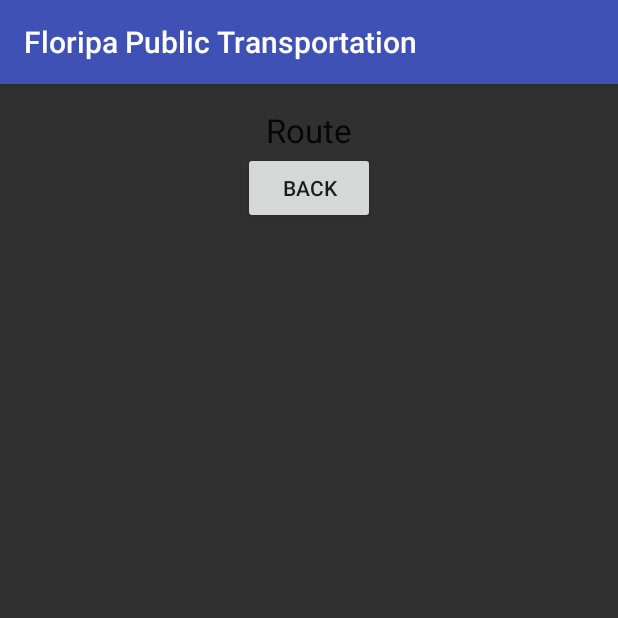
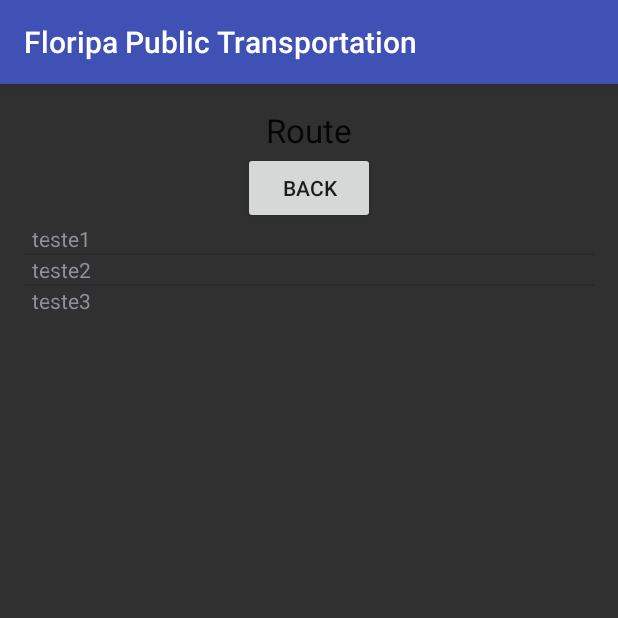
Before and after one commit to gabrieltkgp/floripapublictransportation, an Android app: the DetailsRouteActivity screen opened directly, with no data from a screen before it, on a phone screen of 412 x 824 dp, the top half of it. Run offline under Robolectric (Android 15) with nearby library versions, the phone set to English and light mode, and no system bars; 1 statement that could not run was skipped.

Commit message:
expandable list view

```diff
--- a/FloripaPublicTransportation/app/src/main/java/com/arctouch/floripapublictransportation/activity/DetailsRouteActivity.java
+++ b/FloripaPublicTransportation/app/src/main/java/com/arctouch/floripapublictransportation/activity/DetailsRouteActivity.java
@@ -1,15 +1,80 @@
 package com.arctouch.floripapublictransportation.activity;
 
+import android.content.Intent;
 import android.support.v7.app.AppCompatActivity;
 import android.os.Bundle;
+import android.view.View;
+import android.widget.ExpandableListView;
+import android.widget.Toast;
 
 import com.arctouch.floripapublictransportation.R;
+import com.arctouch.floripapublictransportation.classes.DepartureSubItemExpandableListView;
+import com.arctouch.floripapublictransportation.classes.ExpandableListViewDetailAdapter;
+import com.arctouch.floripapublictransportation.classes.StopItemExpandableListView;
+
+import java.util.ArrayList;
+import java.util.List;
 
 public class DetailsRouteActivity extends AppCompatActivity {
+
+    String routeId;
 
     @Override
     protected void onCreate(Bundle savedInstanceState) {
         super.onCreate(savedInstanceState);
         setContentView(R.layout.activity_details);
+
+        Intent it = getIntent();
+        routeId = it.getStringExtra("RouteId");
+
+        Toast.makeText(DetailsRouteActivity.this, routeId, Toast.LENGTH_SHORT).show();
+
+        createExpandableListView();
+    }
+
+    public void onButtonBackClick(View v){
+        Toast.makeText(DetailsRouteActivity.this, "click", Toast.LENGTH_SHORT).show();
+        Intent it = new Intent(this, ListRouteActivity.class);
+        setResult(1, it);
+        finish();
+    }
+
+    private void createExpandableListView(){
+        ExpandableListView expandableListViewDetails = (ExpandableListView) findViewById(R.id.expandableListViewDetails);
+        List<StopItemExpandableListView> itemsStops = new ArrayList<>();
+        StopItemExpandableListView stopItemExpandableListView1 = new StopItemExpandableListView();
+        stopItemExpandableListView1.setStopId(1);
+        stopItemExpandableListView1.setStopName("teste1");
+        itemsStops.add(stopItemExpandableListView1);
+
+        StopItemExpandableListView stopItemExpandableListView2 = new StopItemExpandableListView();
+        stopItemExpandableListView2.setStopId(2);
+        stopItemExpandableListView2.setStopName("teste2");
+        itemsStops.add(stopItemExpandableListView2);
+
+        StopItemExpandableListView stopItemExpandableListView3 = new StopItemExpandableListView();
+        stopItemExpandableListView3.setStopId(3);
+        stopItemExpandableListView3.setStopName("teste3");
+        itemsStops.add(stopItemExpandableListView3);
+
+        List<DepartureSubItemExpandableListView> subItemsDeparture = new ArrayList<>();
+
+        DepartureSubItemExpandableListView departureSubItemExpandableListView1 = new DepartureSubItemExpandableListView();
+        departureSubItemExpandableListView1.setDepartureTime("06:00");
+        departureSubItemExpandableListView1.setDepartureCalendar("WEEKDAY");
+        subItemsDeparture.add(departureSubItemExpandableListView1);
+
+        DepartureSubItemExpandableListView departureSubItemExpandableListView2 = new DepartureSubItemExpandableListView();
+        departureSubItemExpandableListView2.setDepartureTime("07:00");
+        departureSubItemExpandableListView2.setDepartureCalendar("SATURDAY");
+        subItemsDeparture.add(departureSubItemExpandableListView2);
+
+        DepartureSubItemExpandableListView departureSubItemExpandableListView3 = new DepartureSubItemExpandableListView();
+        departureSubItemExpandableListView3.setDepartureTime("08:00");
+        departureSubItemExpandableListView3.setDepartureCalendar("SUNDAY");
+        subItemsDeparture.add(departureSubItemExpandableListView3);
+
+        ExpandableListViewDetailAdapter adapter = new ExpandableListViewDetailAdapter(getBaseContext(), itemsStops, subItemsDeparture);
+        expandableListViewDetails.setAdapter(adapter);
     }
 }
--- /dev/null
+++ b/FloripaPublicTransportation/app/src/main/java/com/arctouch/floripapublictransportation/classes/DepartureSubItemExpandableListView.java
@@ -0,0 +1,37 @@
+package com.arctouch.floripapublictransportation.classes;
+
+/**
+ * Created by GabrielPacheco on 14/01/2016.
+ */
+public class DepartureSubItemExpandableListView {
+    private int departureId;
+    private String departureCalendar;
+    private String departureTime;
+
+    public DepartureSubItemExpandableListView() {
+    }
+
+    public int getDepartureId() {
+        return departureId;
+    }
+
+    public void setDepartureId(int departureId) {
+        this.departureId = departureId;
+    }
+
+    public String getDepartureCalendar() {
+        return departureCalendar;
+    }
+
+    public void setDepartureCalendar(String departureCalendar) {
+        this.departureCalendar = departureCalendar;
+    }
+
+    public String getDepartureTime() {
+        return departureTime;
+    }
+
+    public void setDepartureTime(String departureTime) {
+        this.departureTime = departureTime;
+    }
+}
--- /dev/null
+++ b/FloripaPublicTransportation/app/src/main/java/com/arctouch/floripapublictransportation/classes/ExpandableListViewDetailAdapter.java
@@ -0,0 +1,96 @@
+package com.arctouch.floripapublictransportation.classes;
+
+import android.content.Context;
+import android.view.View;
+import android.view.ViewGroup;
+import android.widget.BaseExpandableListAdapter;
+import android.widget.TextView;
+
+import com.arctouch.floripapublictransportation.R;
+
+import java.util.List;
+
+/**
+ * Created by GabrielPacheco on 14/01/2016.
+ */
+public class ExpandableListViewDetailAdapter extends BaseExpandableListAdapter {
+
+    private Context context;
+    private List<StopItemExpandableListView> items;
+    private List<DepartureSubItemExpandableListView> subItems;
+
+    public ExpandableListViewDetailAdapter(Context context, List<StopItemExpandableListView> items, List<DepartureSubItemExpandableListView> subItems) {
+        this.context = context;
+        this.items = items;
+        this.subItems = subItems;
+    }
+
+    @Override
+    public int getGroupCount() {
+        return items.size();
+    }
+
+    @Override
+    public int getChildrenCount(int groupPosition) {
+        return groupPosition;
+    }
+
+    @Override
+    public Object getGroup(int groupPosition) {
+        return items.get(groupPosition);
+    }
+
+    @Override
+    public Object getChild(int groupPosition, int childPosition) {
+        return subItems.get(childPosition);
+    }
+
+    @Override
+    public long getGroupId(int groupPosition) {
+        return groupPosition;
+    }
+
+    @Override
+    public long getChildId(int groupPosition, int childPosition) {
+        return childPosition;
+    }
+
+    @Override
+    public boolean hasStableIds() {
+        return false;
+    }
+
+    @Override
+    public View getGroupView(int groupPosition, boolean isExpanded, View convertView, ViewGroup parent) {
+        if(convertView == null){
+            convertView = View.inflate(context, R.layout.item_list_stop, null);
+        }
+        TextView textViewStopName = (TextView) convertView.findViewById(R.id.textViewStopName);
+        //TextView horario = (TextView) convertView.findViewById(R.id.horario);
+        StopItemExpandableListView stopItemExpandableListView = items.get(groupPosition);
+        textViewStopName.setText(stopItemExpandableListView.getStopName());
+        //horario.setText(programaResumido.Horario);
+        return convertView;
+    }
+
+    public View getChildView(int groupPosition, int childPosition, boolean isLastChild, View convertView, ViewGroup parent) {
+        if(convertView == null){
+            convertView = View.inflate(context, R.layout.subitem_list_departure, null);
+        }
+        //CheckBox favorito = (CheckBox) convertView.findViewById(R.id.favorito);
+        TextView textViewDeparture = (TextView) convertView.findViewById(R.id.textViewDeparture);
+        //TextView horario = (TextView) convertView.findViewById(R.id.horario);
+        //ImageView imagem = (ImageView) convertView.findViewById(R.id.imagem);
+        DepartureSubItemExpandableListView departureSubItemExpandableListView = subItems.get(groupPosition);
+        //favorito.setChecked(programaDetalhado.Favorito);
+        textViewDeparture.setText(departureSubItemExpandableListView.getDepartureTime());
+        //horario.setText(programaDetalhado.Horario);
+        //imagem.setImageBitmap(programaDetalhado.Imagem);
+        return convertView;
+    }
+
+    @Override
+    public boolean isChildSelectable(int groupPosition, int childPosition) {
+        return true;
+    }
+}
--- a/FloripaPublicTransportation/app/src/main/java/com/arctouch/floripapublictransportation/classes/ItemListViewResult.java
+++ b/FloripaPublicTransportation/app/src/main/java/com/arctouch/floripapublictransportation/classes/RouteItemListView.java
@@ -3,12 +3,12 @@ package com.arctouch.floripapublictransportation.classes;
 /**
  * Created by GabrielPacheco on 05/01/2016.
  */
-public class ItemListViewResult {
+public class RouteItemListView {
 
     private String text;
     private int id;
 
-    public ItemListViewResult(int id, String text) {
+    public RouteItemListView(int id, String text) {
         this.id = id;
         this.text = text;
     }
--- /dev/null
+++ b/FloripaPublicTransportation/app/src/main/java/com/arctouch/floripapublictransportation/classes/StopItemExpandableListView.java
@@ -0,0 +1,46 @@
+package com.arctouch.floripapublictransportation.classes;
+
+/**
+ * Created by GabrielPacheco on 14/01/2016.
+ */
+public class StopItemExpandableListView {
+    private int stopId;
+    private String stopName;
+    private int stopSequence;
+    private int routeId;
+
+    public StopItemExpandableListView() {
+    }
+
+    public int getStopId() {
+        return stopId;
+    }
+
+    public void setStopId(int stopId) {
+        this.stopId = stopId;
+    }
+
+    public String getStopName() {
+        return stopName;
+    }
+
+    public void setStopName(String stopName) {
+        this.stopName = stopName;
+    }
+
+    public int getStopSequence() {
+        return stopSequence;
+    }
+
+    public void setStopSequence(int stopSequence) {
+        this.stopSequence = stopSequence;
+    }
+
+    public int getRouteId() {
+        return routeId;
+    }
+
+    public void setRouteId(int routeId) {
+        this.routeId = routeId;
+    }
+}
--- a/FloripaPublicTransportation/app/src/main/res/layout/activity_details.xml
+++ b/FloripaPublicTransportation/app/src/main/res/layout/activity_details.xml
@@ -7,7 +7,7 @@
     android:paddingLeft="@dimen/activity_horizontal_margin"
     android:paddingRight="@dimen/activity_horizontal_margin"
     android:paddingTop="@dimen/activity_vertical_margin"
-    tools:context="arctouch.com.floripapublictransportation.DetailsActivity"
+    tools:context="arctouch.com.floripapublictransportation.activity.DetailsActivity"
     android:background="@color/background_material_dark">
 
     <TextView
@@ -25,11 +25,12 @@
         android:text="Back"
         android:id="@+id/buttonBack"
         android:layout_below="@+id/textViewRoute"
-        android:layout_centerHorizontal="true"/>
+        android:layout_centerHorizontal="true"
+        android:onClick="onButtonBackClick"/>
 
-    <ListView
+    <ExpandableListView
         android:layout_width="wrap_content"
         android:layout_height="wrap_content"
-        android:id="@+id/listViewDetails"
+        android:id="@+id/expandableListViewDetails"
         android:layout_below="@+id/buttonBack"/>
 </RelativeLayout>
--- a/FloripaPublicTransportation/app/src/main/res/layout/activity_list.xml
+++ b/FloripaPublicTransportation/app/src/main/res/layout/activity_list.xml
@@ -7,7 +7,7 @@
     android:paddingLeft="@dimen/activity_horizontal_margin"
     android:paddingRight="@dimen/activity_horizontal_margin"
     android:paddingTop="@dimen/activity_vertical_margin"
-    tools:context="arctouch.com.floripapublictransportation.ListActivity"
+    tools:context="arctouch.com.floripapublictransportation.activity.ListActivity"
     android:background="@color/background_material_dark">
 
     <EditText
@@ -16,7 +16,8 @@
         android:id="@+id/editTextSearch"
         android:layout_alignParentTop="true"
         android:layout_alignParentLeft="true"
-        android:layout_alignParentStart="true" />
+        android:layout_alignParentStart="true"
+        android:singleLine="true" />
 
     <Button
         android:layout_width="wrap_content"
--- /dev/null
+++ b/FloripaPublicTransportation/app/src/main/res/layout/item_list_stop.xml
@@ -0,0 +1,14 @@
+<?xml version="1.0" encoding="utf-8"?>
+<RelativeLayout xmlns:android="http://schemas.android.com/apk/res/android"
+    android:layout_width="match_parent"
+    android:layout_height="match_parent">
+
+    <TextView
+        android:layout_width="match_parent"
+        android:layout_height="match_parent"
+        android:text="New Text"
+        android:id="@+id/textViewStopName"
+        android:gravity="center_vertical"
+        android:layout_marginLeft="5dp"/>
+
+</RelativeLayout>
```
Also changed, not shown: FloripaPublicTransportation/app/src/main/java/com/arctouch/floripapublictransportation/activity/ListRouteActivity.java (+17 -4 lines), FloripaPublicTransportation/app/src/main/java/com/arctouch/floripapublictransportation/classes/FindRoutNetworkRest.java (+6 -5 lines), FloripaPublicTransportation/app/src/main/java/com/arctouch/floripapublictransportation/classes/ListViewResultAdapter.java (+16 -5 lines), FloripaPublicTransportation/app/src/main/res/layout/subitem_list_departure.xml (added, +14 -0 lines).
